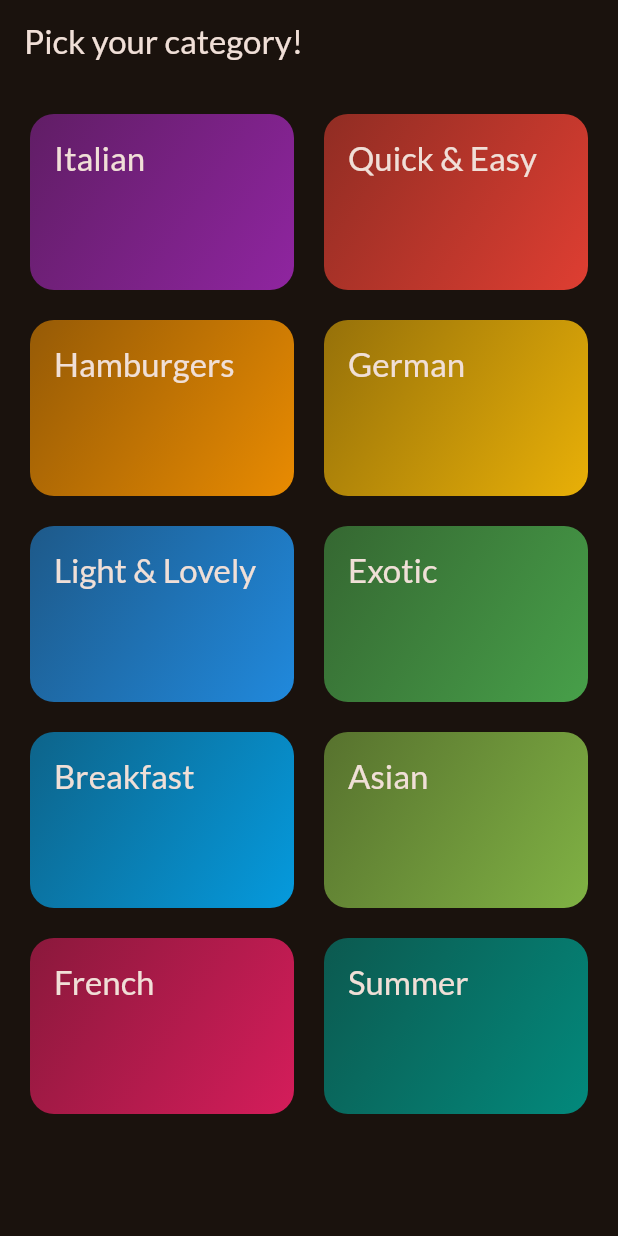
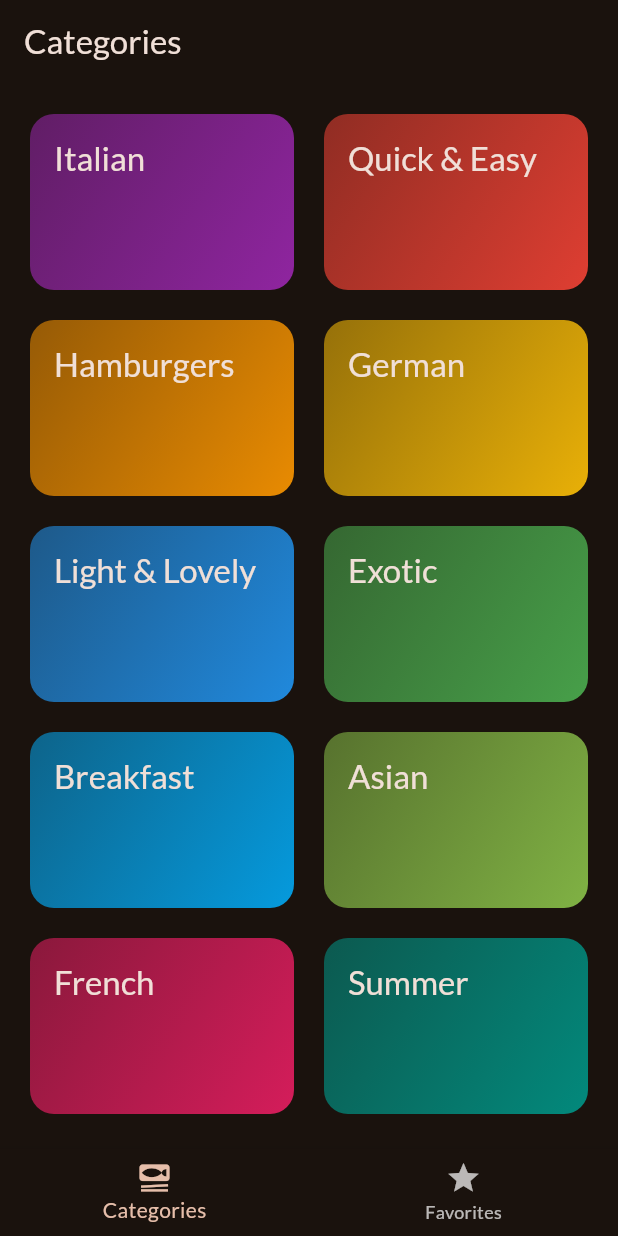
Before and after one commit to rinku-kr/flutter-meal-app, a Flutter app: the screen it shows after launch, on a phone screen of 412 x 824 dp. Run offline on Flutter 3.47's test engine with Material 2 defaults, Android fonts, the phone set to English and light mode, and no system bars; our stand-ins replace google_fonts, transparent_image.

Commit message:
Adding tab-based navigation

```diff
--- a/lib/main.dart
+++ b/lib/main.dart
@@ -1,7 +1,7 @@
 import 'package:flutter/material.dart';
 
 import 'package:google_fonts/google_fonts.dart';
-import 'package:meal_app/screens/categories.dart';
+import 'package:meal_app/screens/tabs.dart';
 
 final theme = ThemeData(
   useMaterial3: true,
@@ -21,6 +21,6 @@ class App extends StatelessWidget {
 
   @override
   Widget build(BuildContext context) {
-    return MaterialApp(theme: theme, home: const CategoriesScreen());
+    return MaterialApp(theme: theme, home: const TabsScreen());
   }
 }
--- a/lib/screens/categories.dart
+++ b/lib/screens/categories.dart
@@ -4,6 +4,7 @@ import 'package:meal_app/data/dummy_data.dart';
 import 'package:meal_app/widgets/category_grid_item.dart';
 import 'package:meal_app/screens/meals.dart';
 import 'package:meal_app/models/category.dart';
+// import 'package:meal_app/data/dummy_data.dart';
 
 class CategoriesScreen extends StatelessWidget {
   const CategoriesScreen({super.key});
@@ -24,9 +25,6 @@ class CategoriesScreen extends StatelessWidget {
   @override
   Widget build(BuildContext context) {
     return Scaffold(
-      appBar: AppBar(
-        title: const Text('Pick your category!'),
-      ),
       body: GridView(
         padding: const EdgeInsets.all(20),
         gridDelegate: const SliverGridDelegateWithFixedCrossAxisCount(
--- /dev/null
+++ b/lib/screens/tabs.dart
@@ -0,0 +1,47 @@
+import 'package:flutter/material.dart';
+import 'package:meal_app/screens/categories.dart';
+import 'package:meal_app/screens/meals.dart';
+
+class TabsScreen extends StatefulWidget {
+  const TabsScreen({super.key});
+
+  @override
+  State<TabsScreen> createState() {
+    return _TabsScreenState();
+  }
+}
+
+class _TabsScreenState extends State<TabsScreen> {
+  int _selectedPageIndex = 0;
+
+  void _selectPage(int index) {
+    return setState(() {
+      _selectedPageIndex = index;
+    });
+  }
+
+  @override
+  Widget build(BuildContext context) {
+    Widget activePage = const CategoriesScreen();
+
+    var activePageTitle = 'Categories';
+
+    if (_selectedPageIndex == 1) {
+      activePage = const MealsScreen(meals: []);
+      activePageTitle = 'Your favorites!';
+    }
+    return Scaffold(
+      appBar: AppBar(title: Text(activePageTitle)),
+      body: activePage,
+      bottomNavigationBar: BottomNavigationBar(
+        onTap: _selectPage,
+        currentIndex: _selectedPageIndex,
+        items: const [
+          BottomNavigationBarItem(
+              icon: Icon(Icons.set_meal), label: 'Categories'),
+          BottomNavigationBarItem(icon: Icon(Icons.star), label: 'Favorites'),
+        ],
+      ),
+    );
+  }
+}
```
Also changed, not shown: lib/screens/meals.dart (+6 -3 lines).
